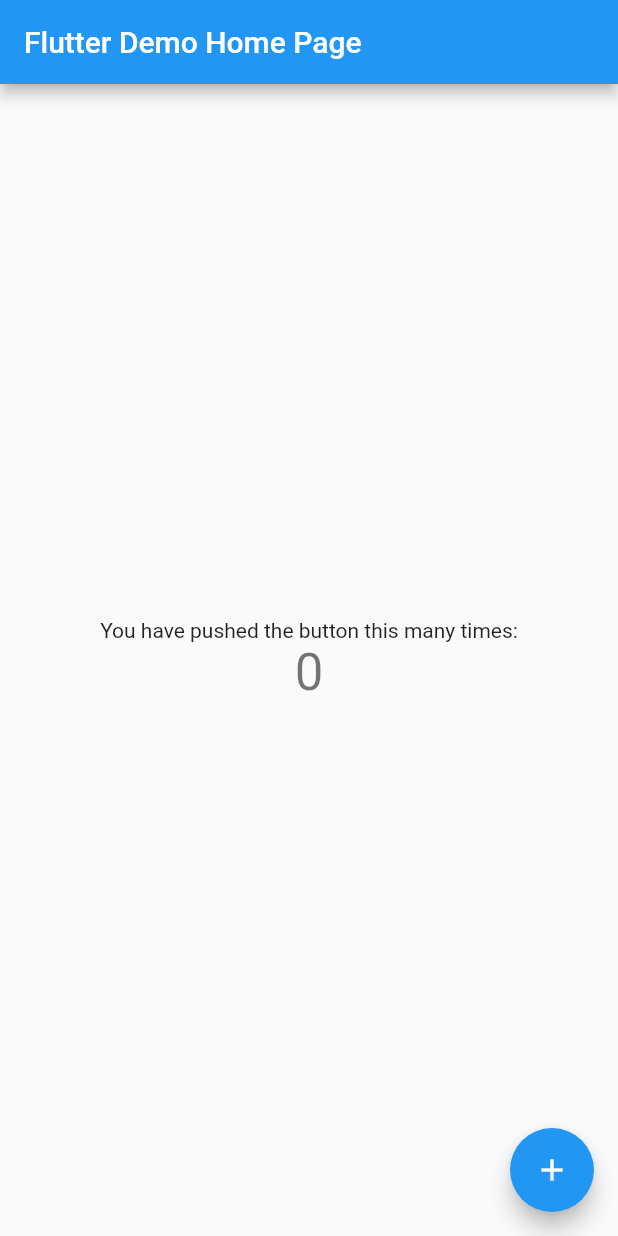
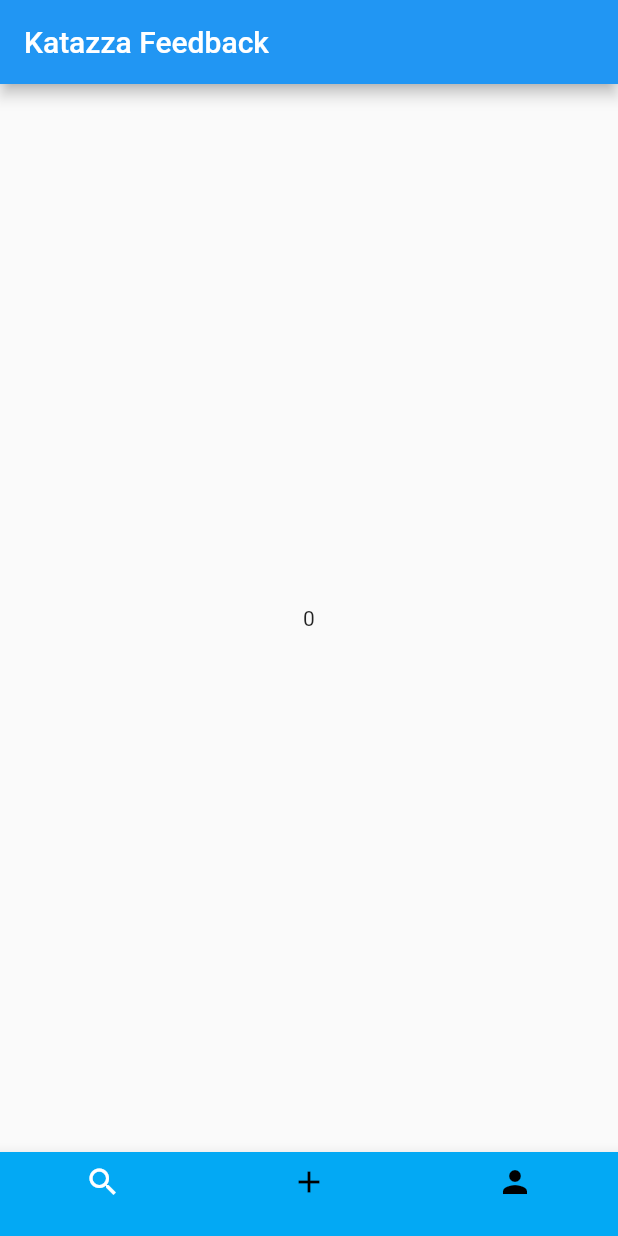
Before and after one commit to KatazzaHack/katazza_feedback, a Flutter app: the screen it shows after launch, on a phone screen of 412 x 824 dp. Run offline on Flutter 3.47's test engine with Material 2 defaults, Android fonts, the phone set to English and light mode, and no system bars.

```diff
--- a/lib/main.dart
+++ b/lib/main.dart
@@ -9,7 +9,7 @@ class MyApp extends StatelessWidget {
   @override
   Widget build(BuildContext context) {
     return MaterialApp(
-      title: 'Flutter Demo',
+      title: 'Katazza Feedback',
       theme: ThemeData(
         // This is the theme of your application.
         //
@@ -26,7 +26,7 @@ class MyApp extends StatelessWidget {
         // closer together (more dense) than on mobile platforms.
         visualDensity: VisualDensity.adaptivePlatformDensity,
       ),
-      home: MyHomePage(title: 'Flutter Demo Home Page'),
+      home: MyHomePage(title: 'Katazza Feedback'),
     );
   }
 }
@@ -50,16 +50,11 @@ class MyHomePage extends StatefulWidget {
 }
 
 class _MyHomePageState extends State<MyHomePage> {
-  int _counter = 0;
+  int _selectedIndex = 0;
 
-  void _incrementCounter() {
+  void _onItemTapped(int index) {
     setState(() {
-      // This call to setState tells the Flutter framework that something has
-      // changed in this State, which causes it to rerun the build method below
-      // so that the display can reflect the updated values. If we changed
-      // _counter without calling setState(), then the build method would not be
-      // called again, and so nothing would appear to happen.
-      _counter++;
+      _selectedIndex = index;
     });
   }
 
@@ -78,40 +73,29 @@ class _MyHomePageState extends State<MyHomePage> {
         title: Text(widget.title),
       ),
       body: Center(
-        // Center is a layout widget. It takes a single child and positions it
-        // in the middle of the parent.
-        child: Column(
-          // Column is also a layout widget. It takes a list of children and
-          // arranges them vertically. By default, it sizes itself to fit its
-          // children horizontally, and tries to be as tall as its parent.
-          //
-          // Invoke "debug painting" (press "p" in the console, choose the
-          // "Toggle Debug Paint" action from the Flutter Inspector in Android
-          // Studio, or the "Toggle Debug Paint" command in Visual Studio Code)
-          // to see the wireframe for each widget.
-          //
-          // Column has various properties to control how it sizes itself and
-          // how it positions its children. Here we use mainAxisAlignment to
-          // center the children vertically; the main axis here is the vertical
-          // axis because Columns are vertical (the cross axis would be
-          // horizontal).
-          mainAxisAlignment: MainAxisAlignment.center,
-          children: <Widget>[
-            Text(
-              'You have pushed the button this many times:',
-            ),
-            Text(
-              '$_counter',
-              style: Theme.of(context).textTheme.headline4,
-            ),
-          ],
-        ),
+        child: Text(_selectedIndex.toString()),
       ),
-      floatingActionButton: FloatingActionButton(
-        onPressed: _incrementCounter,
-        tooltip: 'Increment',
-        child: Icon(Icons.add),
-      ), // This trailing comma makes auto-formatting nicer for build methods.
+      bottomNavigationBar: BottomNavigationBar(
+        items: const <BottomNavigationBarItem>[
+          BottomNavigationBarItem(
+            icon: Icon(Icons.search),
+            title: Center(),
+          ),
+          BottomNavigationBarItem(
+            icon: Icon(Icons.add),
+            title: Center(),
+          ),
+          BottomNavigationBarItem(
+            icon: Icon(Icons.person),
+            title: Center(),
+          ),
+        ],
+        currentIndex: _selectedIndex,
+        onTap: _onItemTapped,
+        backgroundColor: Colors.lightBlue,
+        selectedItemColor: Colors.white,
+        unselectedItemColor: Colors.black,
+      ),
     );
   }
 }
```
